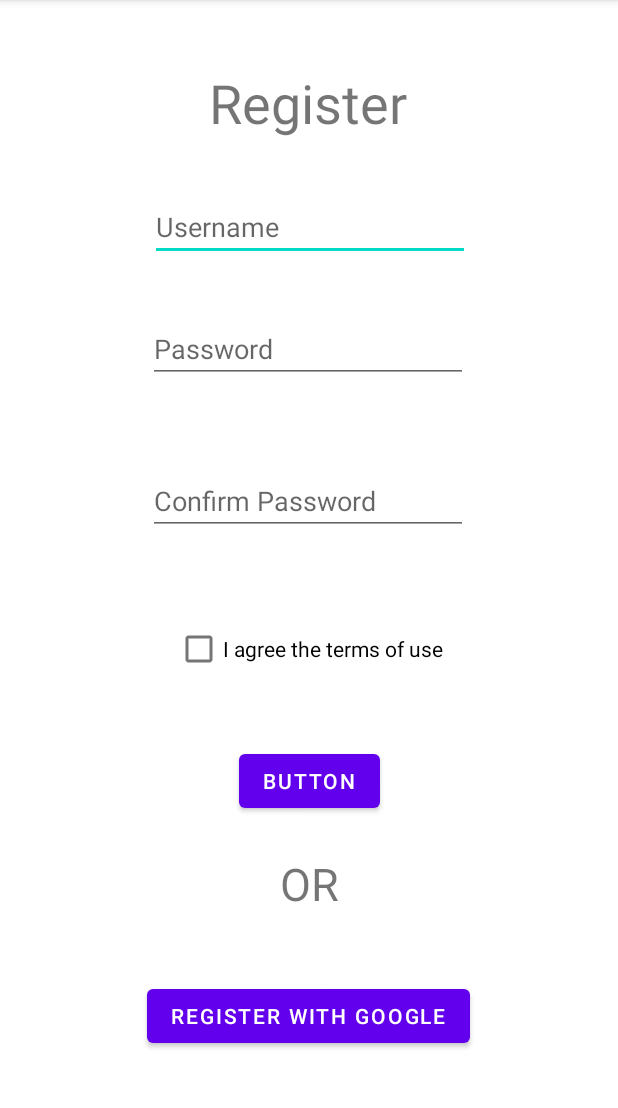
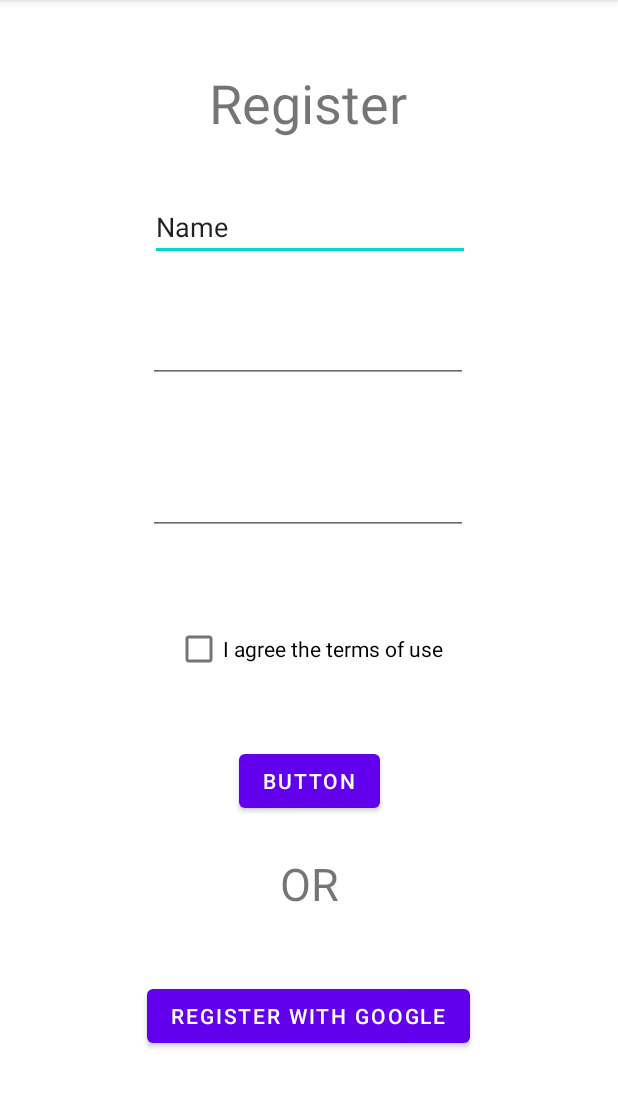
Before and after one commit to Pigeon-s-Map/PigeonsMap-android, an Android app: the RegisterActivity screen opened directly, with no data from a screen before it, on a phone screen of 412 x 824 dp, the part 84-1192 px from its top. Run offline under Robolectric (Android 15) with nearby library versions, the phone set to English and light mode, and no system bars.

Commit message:
Revert "Text Fix"
This reverts commit 98cc3f78d3b1816d938bb6080fcba0836c0b1e86.

```diff
--- a/app/src/main/res/layout/activity_login.xml
+++ b/app/src/main/res/layout/activity_login.xml
@@ -32,7 +32,6 @@
         android:layout_width="wrap_content"
         android:layout_height="wrap_content"
         android:layout_marginTop="24dp"
-        android:hint="Username"
         android:ems="10"
         android:inputType="textPersonName"
         app:layout_constraintEnd_toEndOf="parent"
@@ -45,7 +44,6 @@
         android:layout_width="wrap_content"
         android:layout_height="wrap_content"
         android:layout_marginTop="28dp"
-        android:hint="Password"
         android:ems="10"
         android:inputType="textPassword"
         app:layout_constraintEnd_toEndOf="parent"
--- a/app/src/main/res/layout/activity_register.xml
+++ b/app/src/main/res/layout/activity_register.xml
@@ -23,9 +23,9 @@
         android:layout_width="wrap_content"
         android:layout_height="wrap_content"
         android:layout_marginTop="36dp"
-        android:hint="Username"
         android:ems="10"
         android:inputType="textPersonName"
+        android:text="Name"
         app:layout_constraintEnd_toEndOf="parent"
         app:layout_constraintHorizontal_bias="0.502"
         app:layout_constraintStart_toStartOf="parent"
@@ -36,7 +36,6 @@
         android:layout_width="wrap_content"
         android:layout_height="wrap_content"
         android:layout_marginTop="36dp"
-        android:hint="Password"
         android:ems="10"
         android:inputType="textPassword"
         app:layout_constraintEnd_toEndOf="parent"
@@ -49,7 +48,6 @@
         android:layout_width="wrap_content"
         android:layout_height="wrap_content"
         android:layout_marginTop="56dp"
-        android:hint="Confirm Password"
         android:ems="10"
         android:inputType="textPassword"
         app:layout_constraintEnd_toEndOf="parent"
```
